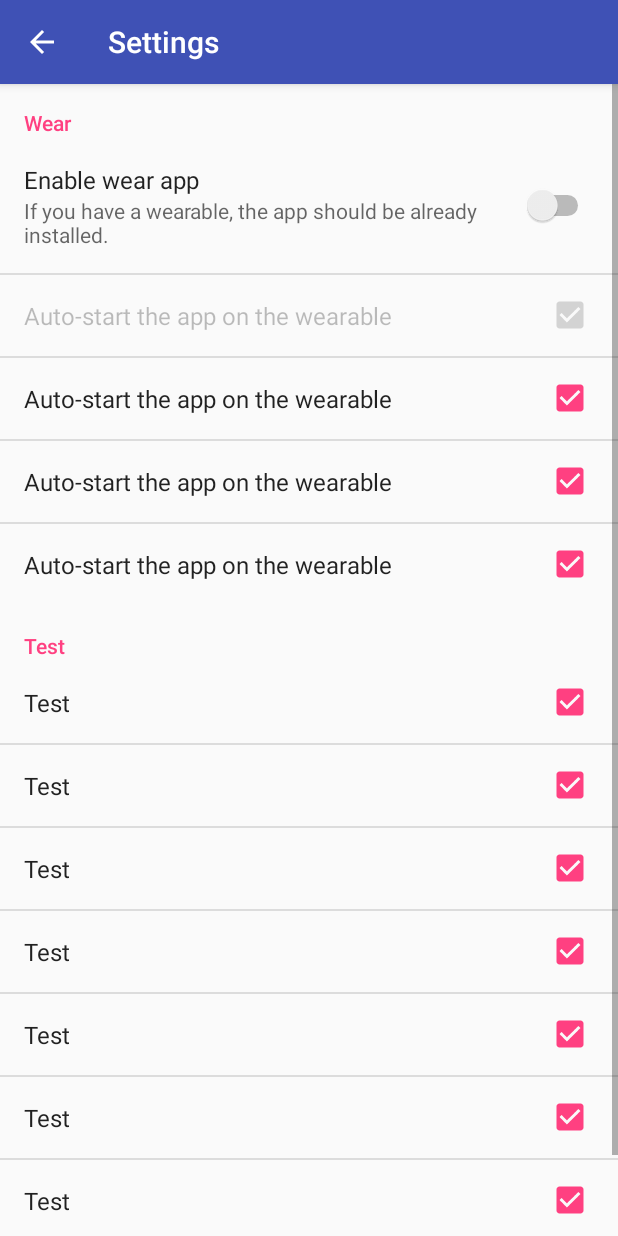
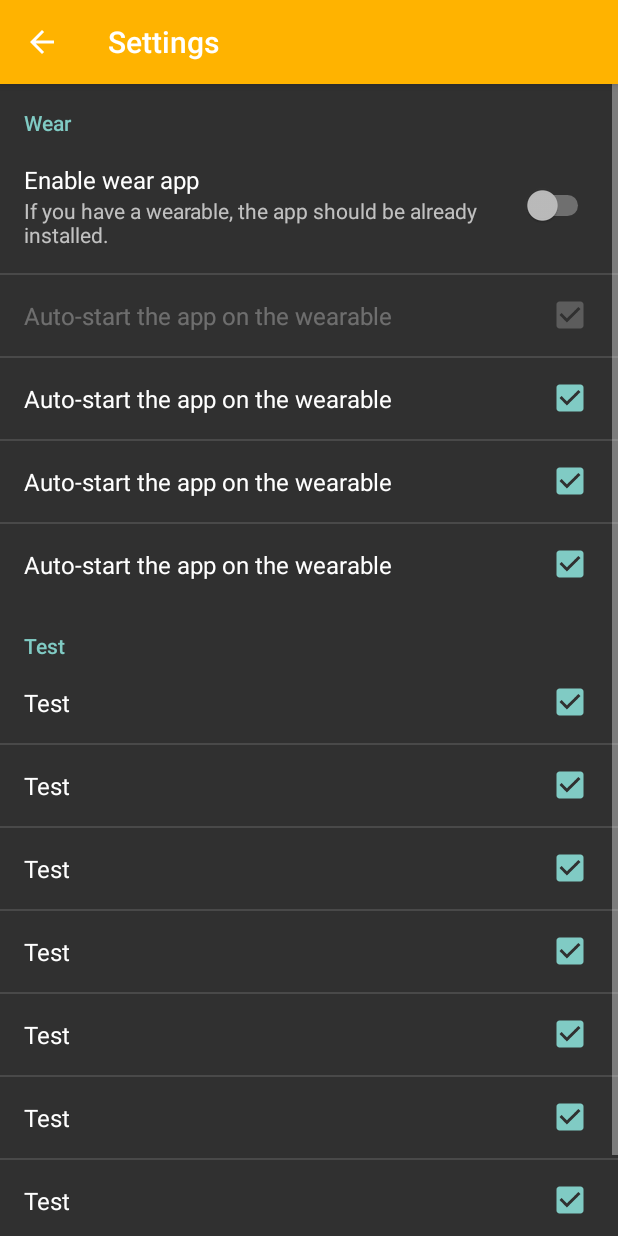
Before and after one commit to moraleja39/WearFPS, an Android app: the SettingsActivity screen opened directly, with no data from a screen before it, on a phone screen of 412 x 824 dp. Run offline under Robolectric (Android 15) with nearby library versions, the phone set to English and light mode, and no system bars.

Commit message:
Fixed style for api 19, test theming of settings activity

```diff
--- a/mobile/src/main/AndroidManifest.xml
+++ b/mobile/src/main/AndroidManifest.xml
@@ -33,7 +33,7 @@
             android:name=".SettingsActivity"
             android:label="@string/title_activity_settings"
             android:parentActivityName=".MainActivity"
-            android:theme="@style/AppTheme.NoActionBar">
+            android:theme="@style/AppTheme.NoActionBar.Settings">
             <meta-data
                 android:name="android.support.PARENT_ACTIVITY"
                 android:value="me.oviedo.wearfps.MainActivity" />
--- a/mobile/src/main/res/values/colors.xml
+++ b/mobile/src/main/res/values/colors.xml
@@ -4,5 +4,8 @@
     <color name="colorPrimaryDark">#303F9F</color>
     <color name="colorAccent">#FF4081</color>
 
+    <color name="settingsPrimary">#ffb300</color>
+    <color name="settingsPrimaryDark">#FF8F00</color>
+
     <color name="black_overlay">#66000000</color>
 </resources>
--- a/mobile/src/main/res/values/styles.xml
+++ b/mobile/src/main/res/values/styles.xml
@@ -6,6 +6,17 @@
         <item name="colorPrimary">@color/colorPrimary</item>
         <item name="colorPrimaryDark">@color/colorPrimaryDark</item>
         <item name="colorAccent">@color/colorAccent</item>
+    </style>
+
+    <style name="AppTheme.NoActionBar">
+        <item name="windowActionBar">false</item>
+        <item name="windowNoTitle">true</item>
+        <!--<item name="android:statusBarColor">@android:color/transparent</item>-->
+    </style>
+
+    <style name="AppTheme.NoActionBar.Settings" parent="Theme.AppCompat.NoActionBar">
+        <item name="colorPrimary">@color/settingsPrimary</item>
+        <item name="colorPrimaryDark">@color/settingsPrimaryDark</item>
     </style>
 
     <style name="AppTheme.AppBarOverlay" parent="ThemeOverlay.AppCompat.Dark.ActionBar" />
```
